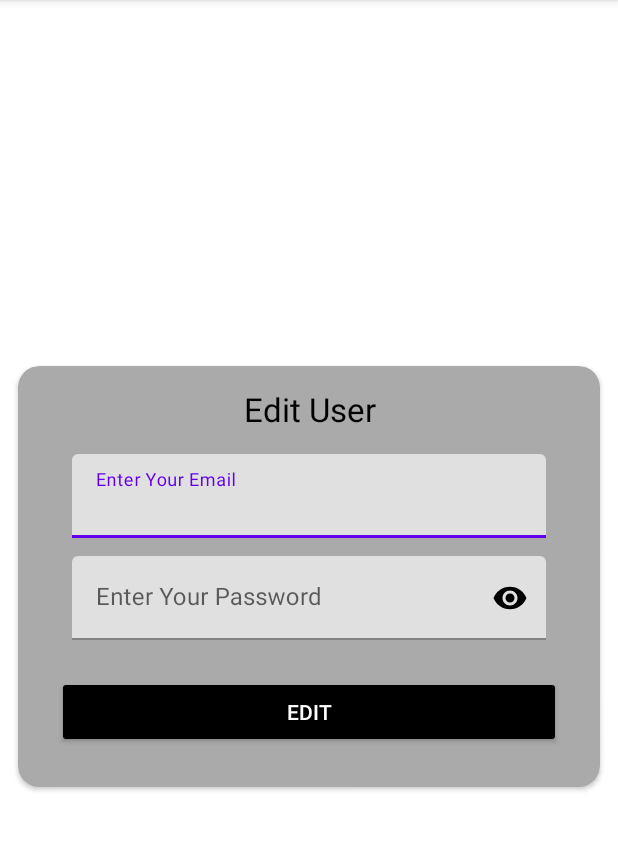
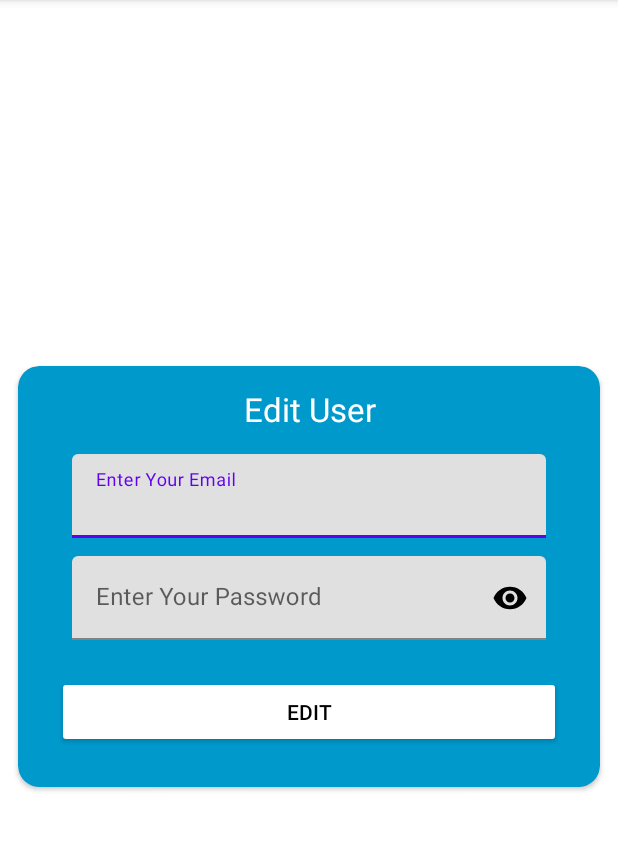
Before and after one commit to wm-jenildgohel/basic_login_signup, an Android app: the fragment HomeFragment placed in its activity, after a tap on "EDIT PROFILE", on a phone screen of 412 x 824 dp, the part 84-935 px from its top. Run offline under Robolectric (Android 15) with nearby library versions, the phone set to English and light mode, and no system bars; our stand-ins replace Room's generated code.

Commit message:
done user update

```diff
--- a/app/build.gradle
+++ b/app/build.gradle
@@ -75,4 +75,7 @@ dependencies {
     // optional - Paging 3 Integration
     implementation "androidx.room:room-paging:$room_version"
 
+    implementation "androidx.lifecycle:lifecycle-runtime-ktx:2.5.1"
+
+
 }
--- a/app/src/main/java/com/example/basicloginsignup/EditUserActivity.kt
+++ b/app/src/main/java/com/example/basicloginsignup/EditUserActivity.kt
@@ -1,33 +1,62 @@
 package com.example.basicloginsignup
 
+import android.os.Bundle
+import android.widget.Toast
 import androidx.appcompat.app.AppCompatActivity
-import android.os.Bundle
 import androidx.fragment.app.FragmentTransaction
+import androidx.lifecycle.lifecycleScope
 import com.example.basicloginsignup.database.AppDatabase
+import com.example.basicloginsignup.database.User
 import com.example.basicloginsignup.databinding.ActivityEditUserBinding
-import com.example.basicloginsignup.databinding.FragmentHomeBinding
+import kotlinx.coroutines.Dispatchers
+import kotlinx.coroutines.launch
 
 class EditUserActivity : AppCompatActivity() {
 
     private lateinit var binding: ActivityEditUserBinding
     private var sharedPreference: SharedPreference? = null
-    private var fragmentTransaction: FragmentTransaction? = null
+    private lateinit var fragmentTransaction: FragmentTransaction
 
     private var database: AppDatabase? = null
+    private var utils: Utils? = null
 
     override fun onCreate(savedInstanceState: Bundle?) {
         super.onCreate(savedInstanceState)
 
         binding = ActivityEditUserBinding.inflate(layoutInflater)
-        sharedPreference = applicationContext.let { SharedPreference(it) }
+        sharedPreference = SharedPreference(applicationContext)
         fragmentTransaction = supportFragmentManager.beginTransaction()
 
         database = applicationContext.let { AppDatabase.getInstance(it) }
+        utils  = Utils()
 
+        val userEmail: String = sharedPreference?.getUser()?.email.toString().trim()
+        val userPassword: String = sharedPreference?.getUser()?.password.toString().trim()
+
+        val user = database?.userDao()?.getCurrentUser(userEmail,userPassword)
+
+        binding.etEditEmail.setText(user?.email)
+        binding.etEditPassword.setText(user?.password)
 
         binding.btnEdit.setOnClickListener {
             val email = binding.etEditEmail.text.toString().trim()
             val password = binding.etEditPassword.text.toString().trim()
+
+            if(utils?.emailValidations(email) == true && utils?.passwordValidations(password) == true){
+                val updatedUser = User(user?.id,email,password)
+                try{
+                    lifecycleScope.launch(Dispatchers.IO) {
+                        database?.userDao()?.updateUser(updatedUser)
+                    }
+                    sharedPreference?.save(updatedUser)
+                    Toast.makeText(this, "Data Updated Successfully", Toast.LENGTH_SHORT).show()
+                    finish()
+                }
+                catch (e : java.lang.Exception){
+                    Toast.makeText(this, "Error occurred $e", Toast.LENGTH_SHORT).show()
+                }
+
+            }
         }
 
         setContentView(binding.root)
--- a/app/src/main/java/com/example/basicloginsignup/MainActivity.kt
+++ b/app/src/main/java/com/example/basicloginsignup/MainActivity.kt
@@ -25,7 +25,6 @@ class MainActivity : AppCompatActivity() {
         setUpFragments()
         setContentView(binding.root)
 
-
     }
 
     private fun setUpFragments() {
--- a/app/src/main/java/com/example/basicloginsignup/database/UserDao.kt
+++ b/app/src/main/java/com/example/basicloginsignup/database/UserDao.kt
@@ -2,21 +2,23 @@ package com.example.basicloginsignup.database
 
 import androidx.room.Insert
 import androidx.room.Query
+import androidx.room.Update
 
 @androidx.room.Dao
 interface UserDao {
 
-    @Query("Select * From User")
-    fun getAll() : List<User>
+    /* @Query("Select * From User")
+     suspend fun getAll() : List<User>*/
 
     @Insert
     fun addUser(user: User)
 
-    @Query("Select * From User WHERE email LIKE :email")
-    fun authUser(email : String) : Boolean
+    @Query("Select * From User WHERE email LIKE :email AND " + "password LIKE :password")
+    fun getCurrentUser(email: String, password: String): User
 
-    @Query("Select * From User WHERE email LIKE :email AND "+"password LIKE :password")
-    fun getCurrentUser(email : String, password : String) : User
+    @Query("Select * From User WHERE email LIKE :email AND " + "password LIKE :password")
+    fun authUser(email: String, password: String): Boolean
 
-
+    @Update
+    fun updateUser(user: User)
 }
--- a/app/src/main/java/com/example/basicloginsignup/fragments/HomeFragment.kt
+++ b/app/src/main/java/com/example/basicloginsignup/fragments/HomeFragment.kt
@@ -39,10 +39,6 @@ class HomeFragment : Fragment() {
             fragmentTransaction?.replace(R.id.fragment_container, LoginFragment())?.commit()
         }
 
-        binding.txtUsername.text = buildString {
-            append("Hey ! ")
-            append(sharedPreference?.getUser()?.email.toString())
-        }
 
         binding.btnEdit.setOnClickListener {
             val intent = Intent(activity, EditUserActivity::class.java)
@@ -52,5 +48,17 @@ class HomeFragment : Fragment() {
         return binding.root
     }
 
+    override fun onResume() {
+        super.onResume()
+        binding.txtUsername.text = buildString {
+            append("Hey ! ")
+            append(
+                database?.userDao()?.getCurrentUser(
+                    sharedPreference?.getUser()?.email.toString(),
+                    sharedPreference?.getUser()?.password.toString()
+                )?.email
+            )
+        }
+    }
 
 }
--- a/app/src/main/java/com/example/basicloginsignup/fragments/LoginFragment.kt
+++ b/app/src/main/java/com/example/basicloginsignup/fragments/LoginFragment.kt
@@ -69,7 +69,7 @@ class LoginFragment : Fragment() {
             Toast.makeText(context, "Login success", Toast.LENGTH_SHORT).show()
             fragmentTransaction.replace(R.id.fragment_container, HomeFragment()).commit()
         } else {
-            binding.etLoginEmail.error = getString(R.string.user_exists)
+            binding.etLoginEmail.error = getString(R.string.invalid_email)
         }
     }
 
--- a/app/src/main/java/com/example/basicloginsignup/fragments/SignupFragment.kt
+++ b/app/src/main/java/com/example/basicloginsignup/fragments/SignupFragment.kt
@@ -84,6 +84,6 @@ class SignupFragment : Fragment() {
     }
 
     private fun authUser(user: User): Boolean? {
-        return user.email?.let { userDao?.authUser(it) }
+        return user.email?.let { user.password?.let { it1 -> userDao?.authUser(it, it1) } }
     }
 }
--- a/app/src/main/res/layout/activity_edit_user.xml
+++ b/app/src/main/res/layout/activity_edit_user.xml
@@ -10,7 +10,8 @@
         android:layout_width="match_parent"
         android:layout_height="wrap_content"
         android:layout_margin="@dimen/twelve_dp"
-        android:backgroundTint="@android:color/darker_gray"
+        android:elevation="@dimen/fourty_dp"
+        android:backgroundTint="@android:color/holo_blue_dark"
         app:cardCornerRadius="@dimen/fourteen_dp"
         app:layout_constraintBottom_toBottomOf="parent"
         app:layout_constraintEnd_toEndOf="parent"
@@ -28,12 +29,11 @@
                 android:layout_height="wrap_content"
                 android:text="@string/edit_user"
                 android:textAlignment="center"
-                android:textColor="@color/black"
+                android:textColor="@color/white"
                 android:textSize="@dimen/twenty_two_sp" />
 
             <com.google.android.material.textfield.TextInputLayout
                 android:id="@+id/tl_editEmail"
-                style="@style/ThemeOverlay.Material3.AutoCompleteTextView.OutlinedBox"
                 android:layout_width="match_parent"
                 android:layout_height="wrap_content"
                 android:layout_marginLeft="@dimen/twenty_two_dp"
@@ -73,9 +73,9 @@
                 android:layout_width="match_parent"
                 android:layout_height="wrap_content"
                 android:layout_margin="@dimen/twelve_dp"
-                android:backgroundTint="@color/black"
+                android:backgroundTint="@color/white"
                 android:text="@string/edit"
-                android:textColor="@color/white"
+                android:textColor="@color/black"
                 android:textSize="@dimen/fourteen_sp" />
 
         </androidx.appcompat.widget.LinearLayoutCompat>
--- a/app/src/main/res/values/dimens.xml
+++ b/app/src/main/res/values/dimens.xml
@@ -11,4 +11,5 @@
     <dimen name="fourteen_sp">14sp</dimen>
     <dimen name="twenty_sp">20sp</dimen>
     <dimen name="eighteen_sp">18sp</dimen>
+    <dimen name="fourty_dp">40dp</dimen>
 </resources>
```
Also changed, not shown: app/src/main/java/com/example/basicloginsignup/database/AppDatabase.kt (+5 -6 lines).
